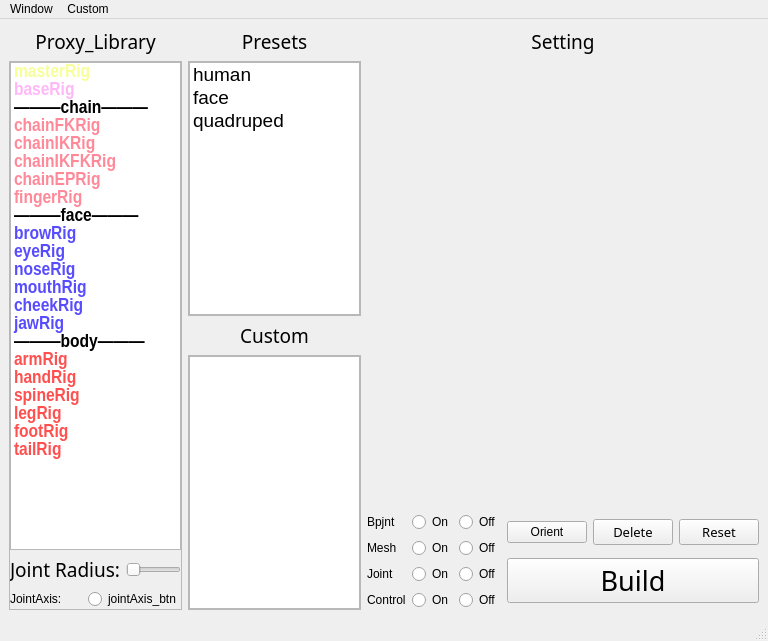
First picture: the form in bind/ui/widget/bind_ui.ui, repository MuZiMuZi/muziToolset, before the edit.
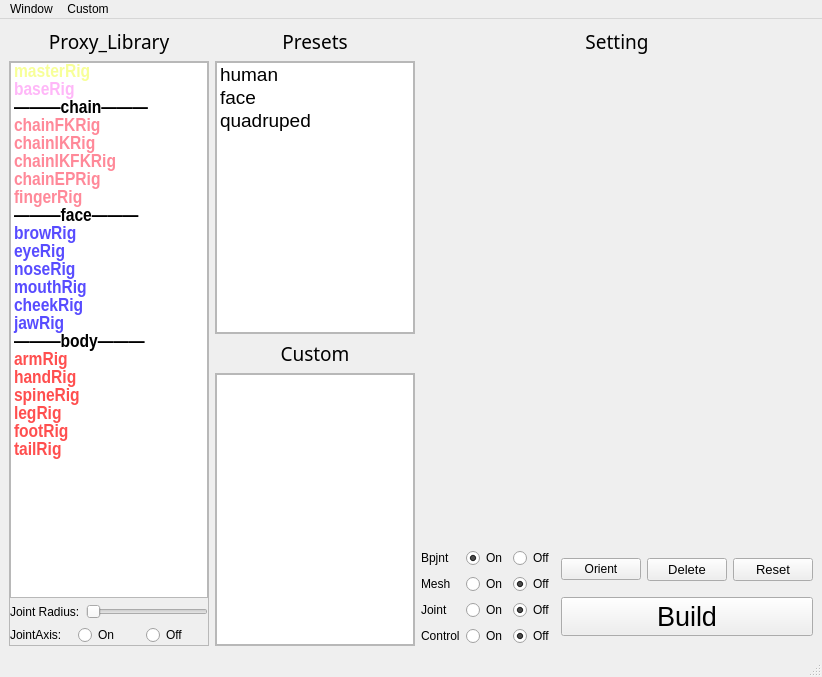
Second picture: the form after the edit.

Commit message: 绑定系统的代码层级结构整理

Diff of the .ui file:
```diff
--- a/bind/ui/widget/bind_ui.ui
+++ b/bind/ui/widget/bind_ui.ui
@@ -6,8 +6,8 @@
    <rect>
     <x>0</x>
     <y>0</y>
-    <width>768</width>
-    <height>641</height>
+    <width>822</width>
+    <height>677</height>
    </rect>
   </property>
   <property name="windowTitle">
@@ -69,8 +69,8 @@
             <rect>
              <x>0</x>
              <y>0</y>
-             <width>171</width>
-             <height>525</height>
+             <width>197</width>
+             <height>578</height>
             </rect>
            </property>
            <layout class="QGridLayout" name="gridLayout_2">
@@ -468,8 +468,9 @@
                  <widget class="QLabel" name="jointRadius_label">
                   <property name="font">
                    <font>
-                    <family>Agency FB</family>
-                    <pointsize>14</pointsize>
+                    <family>Arial</family>
+                    <pointsize>9</pointsize>
+                    <kerning>true</kerning>
                    </font>
                   </property>
                   <property name="text">
@@ -508,15 +509,37 @@
                <layout class="QHBoxLayout" name="horizontalLayout_5">
                 <item>
                  <widget class="QLabel" name="jointAxis_label">
+                  <property name="font">
+                   <font>
+                    <family>Arial</family>
+                   </font>
+                  </property>
                   <property name="text">
                    <string>JointAxis:</string>
                   </property>
                  </widget>
                 </item>
                 <item>
-                 <widget class="QRadioButton" name="radioButton">
+                 <widget class="QRadioButton" name="jointAxis_on_radio">
+                  <property name="font">
+                   <font>
+                    <family>Arial</family>
+                   </font>
+                  </property>
                   <property name="text">
-                   <string>jointAxis_btn</string>
+                   <string>On</string>
+                  </property>
+                 </widget>
+                </item>
+                <item>
+                 <widget class="QRadioButton" name="jointAxis_off_radio">
+                  <property name="font">
+                   <font>
+                    <family>Arial</family>
+                   </font>
+                  </property>
+                  <property name="text">
+                   <string>Off</string>
                   </property>
                  </widget>
                 </item>
@@ -560,8 +583,8 @@
               <rect>
                <x>0</x>
                <y>0</y>
-               <width>169</width>
-               <height>250</height>
+               <width>196</width>
+               <height>268</height>
               </rect>
              </property>
              <layout class="QGridLayout" name="gridLayout_5">
@@ -644,8 +667,8 @@
               <rect>
                <x>0</x>
                <y>0</y>
-               <width>169</width>
-               <height>250</height>
+               <width>196</width>
+               <height>268</height>
               </rect>
              </property>
              <property name="sizePolicy">
@@ -752,6 +775,11 @@
                <layout class="QHBoxLayout" name="horizontalLayout_8">
                 <item>
                  <widget class="QLabel" name="bpjnt_label">
+                  <property name="font">
+                   <font>
+                    <family>Arial</family>
+                   </font>
+                  </property>
                   <property name="layoutDirection">
                    <enum>Qt::LeftToRight</enum>
                   </property>
@@ -762,9 +790,17 @@
                 </item>
                 <item>
                  <widget class="QRadioButton" name="bpjnt_on_radio">
+                  <property name="font">
+                   <font>
+                    <family>Arial</family>
+                   </font>
+                  </property>
                   <property name="text">
                    <string>On</string>
                   </property>
+                  <property name="checked">
+                   <bool>true</bool>
+                  </property>
                   <attribute name="buttonGroup">
                    <string notr="true">buttonGroup</string>
                   </attribute>
@@ -772,6 +808,11 @@
                 </item>
                 <item>
                  <widget class="QRadioButton" name="bpjnt_off_radio">
+                  <property name="font">
+                   <font>
+                    <family>Arial</family>
+                   </font>
+                  </property>
                   <property name="text">
                    <string>Off</string>
                   </property>
@@ -786,6 +827,11 @@
                <layout class="QHBoxLayout" name="horizontalLayout_7">
                 <item>
                  <widget class="QLabel" name="mesh_label">
+                  <property name="font">
+                   <font>
+                    <family>Arial</family>
+                   </font>
+                  </property>
                   <property name="text">
                    <string>Mesh</string>
                   </property>
@@ -793,6 +839,11 @@
                 </item>
                 <item>
                  <widget class="QRadioButton" name="mesh_on_radio">
+                  <property name="font">
+                   <font>
+                    <family>Arial</family>
+                   </font>
+                  </property>
                   <property name="text">
                    <string>On</string>
                   </property>
@@ -803,9 +854,17 @@
                 </item>
                 <item>
                  <widget class="QRadioButton" name="mesh_off_radio">
+                  <property name="font">
+                   <font>
+                    <family>Arial</family>
+                   </font>
+                  </property>
                   <property name="text">
                    <string>Off</string>
                   </property>
+                  <property name="checked">
+                   <bool>true</bool>
+                  </property>
                   <attribute name="buttonGroup">
                    <string notr="true">buttonGroup_2</string>
                   </attribute>
@@ -817,6 +876,11 @@
                <layout class="QHBoxLayout" name="horizontalLayout_6">
                 <item>
                  <widget class="QLabel" name="joint_label">
+                  <property name="font">
+                   <font>
+                    <family>Arial</family>
+                   </font>
+                  </property>
                   <property name="text">
                    <string>Joint</string>
                   </property>
@@ -824,6 +888,11 @@
                 </item>
                 <item>
                  <widget class="QRadioButton" name="joint_on_radio">
+                  <property name="font">
+                   <font>
+                    <family>Arial</family>
+                   </font>
+                  </property>
                   <property name="text">
                    <string>On</string>
                   </property>
@@ -834,9 +903,17 @@
                 </item>
                 <item>
                  <widget class="QRadioButton" name="joint_off_radio">
+                  <property name="font">
+                   <font>
+                    <family>Arial</family>
+                   </font>
+                  </property>
                   <property name="text">
                    <string>Off</string>
                   </property>
+                  <property name="checked">
+                   <bool>true</bool>
+                  </property>
                   <attribute name="buttonGroup">
                    <string notr="true">buttonGroup_3</string>
                   </attribute>
@@ -848,6 +925,11 @@
                <layout class="QHBoxLayout" name="horizontalLayout_2">
                 <item>
                  <widget class="QLabel" name="control_label">
+                  <property name="font">
+                   <font>
+                    <family>Arial</family>
+                   </font>
+                  </property>
                   <property name="text">
                    <string>Control</string>
                   </property>
@@ -855,6 +937,11 @@
                 </item>
                 <item>
                  <widget class="QRadioButton" name="control_on_radio">
+                  <property name="font">
+                   <font>
+                    <family>Arial</family>
+                   </font>
+                  </property>
                   <property name="text">
                    <string>On</string>
                   </property>
@@ -865,9 +952,17 @@
                 </item>
                 <item>
                  <widget class="QRadioButton" name="control_off_radio">
+                  <property name="font">
+                   <font>
+                    <family>Arial</family>
+                   </font>
+                  </property>
                   <property name="text">
                    <string>Off</string>
                   </property>
+                  <property name="checked">
+                   <bool>true</bool>
+                  </property>
                   <attribute name="buttonGroup">
                    <string notr="true">buttonGroup_4</string>
                   </attribute>
@@ -883,6 +978,11 @@
                <layout class="QHBoxLayout" name="horizontalLayout_9">
                 <item>
                  <widget class="QPushButton" name="orient_button">
+                  <property name="font">
+                   <font>
+                    <family>Arial</family>
+                   </font>
+                  </property>
                   <property name="text">
                    <string>Orient</string>
                   </property>
@@ -895,7 +995,7 @@
                  <widget class="QPushButton" name="delete_button">
                   <property name="font">
                    <font>
-                    <family>Agency FB</family>
+                    <family>Arial</family>
                     <pointsize>10</pointsize>
                    </font>
                   </property>
@@ -911,7 +1011,7 @@
                  <widget class="QPushButton" name="ctrl_button">
                   <property name="font">
                    <font>
-                    <family>Agency FB</family>
+                    <family>Arial</family>
                     <pointsize>10</pointsize>
                    </font>
                   </property>
@@ -926,7 +1026,7 @@
                <widget class="QPushButton" name="build_button">
                 <property name="font">
                  <font>
-                  <family>Agency FB</family>
+                  <family>Arial</family>
                   <pointsize>20</pointsize>
                  </font>
                 </property>
@@ -952,7 +1052,7 @@
     <rect>
      <x>0</x>
      <y>0</y>
-     <width>768</width>
+     <width>822</width>
      <height>23</height>
     </rect>
    </property>
```
The commit also changes 2 other files.
